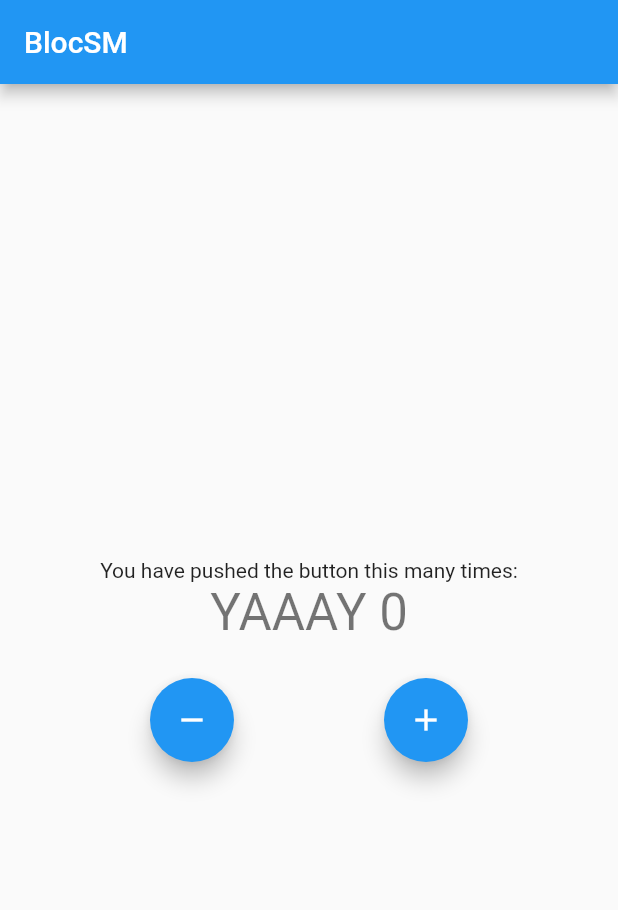
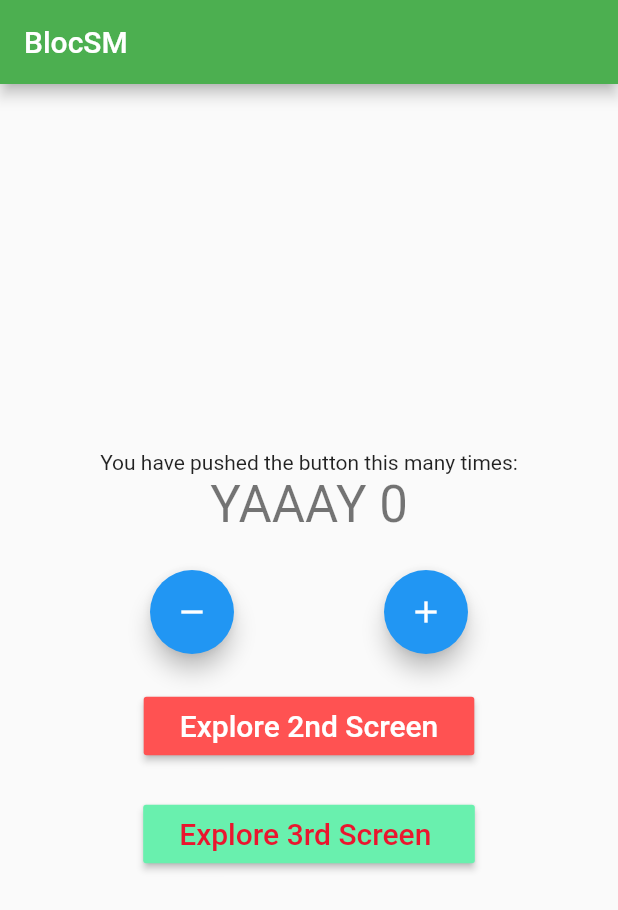
Before and after one commit to skyGwork/bloc_learning, a Flutter app: the screen it shows after launch, on a phone screen of 412 x 824 dp. Shown: the top 910 px of the screen. Run offline on Flutter 3.47's test engine with Material 2 defaults, Android fonts, the phone set to English and light mode, and no system bars; our stand-ins replace flutter_bloc.

Commit message:
basic setups

```diff
--- a/lib/cubit/counter_cubit.dart
+++ b/lib/bloc/cubit/counter_cubit.dart
@@ -1,5 +1,5 @@
-import 'package:bloc_learning/cubit/counter_state.dart';
 
+import 'package:bloc_learning/bloc/cubit/counter_state.dart';
 import 'package:flutter_bloc/flutter_bloc.dart';
 
 class CounterCubit extends Cubit<CounterState> {
--- a/lib/main.dart
+++ b/lib/main.dart
@@ -1,9 +1,8 @@
-import 'package:bloc_learning/cubit/counter_state.dart';
-import 'package:bloc_learning/widgets/counter_text.dart';
+import 'package:bloc_learning/bloc/cubit/counter_cubit.dart';
+import 'package:bloc_learning/bloc/cubit/counter_state.dart';
+import 'package:bloc_learning/presentation/screens/home_screen.dart';
 import 'package:flutter/material.dart';
 import 'package:flutter_bloc/flutter_bloc.dart';
-
-import 'package:bloc_learning/cubit/counter_cubit.dart';
 
 void main() {
   runApp(const MyApp());
@@ -14,111 +13,17 @@ class MyApp extends StatelessWidget {
 
   @override
   Widget build(BuildContext context) {
-    return BlocProvider(
-      create: (context) => CounterCubit(),
-      child: MaterialApp(
-        debugShowCheckedModeBanner: false,
-        title: 'blocSM-learning',
-        theme: ThemeData(
-          primarySwatch: Colors.blue,
-        ),
-        home: const MyHomePage(title: 'BlocSM'),
+    return MaterialApp(
+      debugShowCheckedModeBanner: false,
+      title: 'blocSM-learning',
+      theme: ThemeData(
+        primarySwatch: Colors.blue,
       ),
-    );
-  }
-}
-
-class MyHomePage extends StatefulWidget {
-  final String title;
-  const MyHomePage({
-    Key? key,
-    required this.title,
-  }) : super(key: key);
-
-  @override
-  _MyHomePageState createState() => _MyHomePageState();
-}
-
-class _MyHomePageState extends State<MyHomePage> {
-  @override
-  Widget build(BuildContext context) {
-    return Scaffold(
-      appBar: AppBar(
-        title: Text(widget.title),
-      ),
-      body: Center(
-        child: Column(
-          mainAxisAlignment: MainAxisAlignment.center,
-          children: <Widget>[
-            const Text(
-              'You have pushed the button this many times:',
-            ),
-            BlocConsumer<CounterCubit, CounterState>(
-              listener: (context, state) {
-                if (state.wasIncremented == true) {
-                  // ignore: deprecated_member_use
-                  Scaffold.of(context).showSnackBar(
-                    const SnackBar(
-                      content: Text('Incremented!'),
-                      duration: Duration(milliseconds: 300),
-                    ),
-                  );
-                } else if (state.wasIncremented == false) {
-                  // ignore: deprecated_member_use
-                  Scaffold.of(context).showSnackBar(
-                    const SnackBar(
-                      content: Text('Decremented!'),
-                      duration: Duration(milliseconds: 300),
-                    ),
-                  );
-                }
-              },
-              builder: (context, state) {
-                if (state.counterValue < 0) {
-                  return Text(
-                    'BRR, NEGATIVE ${state.counterValue}',
-                    style: Theme.of(context).textTheme.headline4,
-                  );
-                } else if (state.counterValue % 2 == 0) {
-                  return Text(
-                    'YAAAY ${state.counterValue}',
-                    style: Theme.of(context).textTheme.headline4,
-                  );
-                } else if (state.counterValue == 5) {
-                  return Text(
-                    'HMM, NUMBER 5',
-                    style: Theme.of(context).textTheme.headline4,
-                  );
-                } else {
-                  return Text(
-                    state.counterValue.toString(),
-                    style: Theme.of(context).textTheme.headline4,
-                  );
-                }
-              },
-            ),
-            const SizedBox(height: 24),
-            Row(
-              mainAxisAlignment: MainAxisAlignment.spaceEvenly,
-              children: [
-                FloatingActionButton(
-                  onPressed: () {
-                    BlocProvider.of<CounterCubit>(context).decrement();
-                  },
-                  tooltip: 'Decrement',
-                  child: const Icon(Icons.remove),
-                ),
-                FloatingActionButton(
-                  heroTag: Text('${widget.title} #2'),
-                  onPressed: () {
-                    BlocProvider.of<CounterCubit>(context).increment();
-                  },
-                  tooltip: 'Increment',
-                  child: const Icon(Icons.add),
-                ),
-              ],
-            ),
-          ],
+      home: BlocProvider<CounterCubit>(
+        create: (context) => CounterCubit(),
+        child: const HomeScreen(
+          title: 'BlocSM',
+          color: Colors.green,
         ),
       ),
     );
--- /dev/null
+++ b/lib/presentation/screens/home_screen.dart
@@ -0,0 +1,147 @@
+// ignore_for_file: deprecated_member_use
+
+import 'package:bloc_learning/bloc/cubit/counter_cubit.dart';
+import 'package:bloc_learning/bloc/cubit/counter_state.dart';
+import 'package:flutter/material.dart';
+import 'package:flutter_bloc/flutter_bloc.dart';
+
+class HomeScreen extends StatefulWidget {
+  final String title;
+  final Color color;
+  const HomeScreen({
+    Key? key,
+    required this.title,
+    required this.color,
+  }) : super(key: key);
+
+  @override
+  // ignore: library_private_types_in_public_api
+  _HomeScreenState createState() => _HomeScreenState();
+}
+
+class _HomeScreenState extends State<HomeScreen> {
+  GlobalKey<ScaffoldState> homeScreenKey = GlobalKey<ScaffoldState>();
+  @override
+  Widget build(BuildContext context) {
+    return Scaffold(
+      key: homeScreenKey,
+      appBar: AppBar(
+        backgroundColor: widget.color,
+        title: Text(widget.title),
+      ),
+      body: Center(
+        child: Column(
+          mainAxisAlignment: MainAxisAlignment.center,
+          children: <Widget>[
+            const Text(
+              'You have pushed the button this many times:',
+            ),
+            BlocConsumer<CounterCubit, CounterState>(
+              listener: (context, state) {
+                if (state.wasIncremented == true) {
+                  homeScreenKey.currentState?.showSnackBar(
+                    const SnackBar(
+                      content: Text('Incremented!'),
+                      duration: Duration(milliseconds: 300),
+                    ),
+                  );
+                } else if (state.wasIncremented == false) {
+                  homeScreenKey.currentState?.showSnackBar(
+                    const SnackBar(
+                      content: Text('Decremented!'),
+                      duration: Duration(milliseconds: 300),
+                    ),
+                  );
+                }
+              },
+              builder: (context, state) {
+                if (state.counterValue < 0) {
+                  return Text(
+                    'BRR, NEGATIVE ${state.counterValue}',
+                    style: Theme.of(context).textTheme.headline4,
+                  );
+                } else if (state.counterValue % 2 == 0) {
+                  return Text(
+                    'YAAAY ${state.counterValue}',
+                    style: Theme.of(context).textTheme.headline4,
+                  );
+                } else if (state.counterValue == 5) {
+                  return Text(
+                    'HMM, NUMBER 5',
+                    style: Theme.of(context).textTheme.headline4,
+                  );
+                } else {
+                  return Text(
+                    state.counterValue.toString(),
+                    style: Theme.of(context).textTheme.headline4,
+                  );
+                }
+              },
+            ),
+            const SizedBox(height: 24),
+            Row(
+              mainAxisAlignment: MainAxisAlignment.spaceEvenly,
+              children: [
+                FloatingActionButton(
+                  heroTag: Text(widget.title),
+                  onPressed: () {
+                    BlocProvider.of<CounterCubit>(context).decrement();
+                  },
+                  tooltip: 'Decrement',
+                  child: const Icon(Icons.remove),
+                ),
+                FloatingActionButton(
+                  heroTag: Text('${widget.title} 2nd'),
+                  onPressed: () {
+                    BlocProvider.of<CounterCubit>(context).increment();
+                  },
+                  tooltip: 'Increment',
+                  child: const Icon(Icons.add),
+                ),
+              ],
+            ),
+            const SizedBox(height: 24),
+            MaterialButton(
+              color: Colors.redAccent,
+              child: const Padding(
+                padding: EdgeInsets.all(8.0),
+                child: Text(
+                  'Explore 2nd Screen',
+                  style: TextStyle(
+                    color: Colors.white,
+                    fontSize: 20,
+                  ),
+                ),
+              ),
+              onPressed: () {
+                Navigator.of(context).pushNamed(
+                  '/second',
+                  arguments: homeScreenKey,
+                );
+              },
+            ),
+            const SizedBox(height: 24),
+            MaterialButton(
+              color: Colors.greenAccent,
+              child: const Padding(
+                padding: EdgeInsets.all(8.0),
+                child: Text(
+                  'Explore 3rd Screen ',
+                  style: TextStyle(
+                    color: Color.fromRGBO(234, 22, 46, 1),
+                    fontSize: 20,
+                  ),
+                ),
+              ),
+              onPressed: () {
+                Navigator.of(context).pushNamed(
+                  '/third',
+                );
+              },
+            ),
+          ],
+        ),
+      ),
+    );
+  }
+}
```
Also changed, not shown: lib/presentation/router/app_router.dart (added, +38 -0 lines), lib/presentation/screens/second_screen.dart (added, +128 -0 lines), lib/presentation/screens/third_screen.dart (added, +129 -0 lines), lib/bloc/cubit/counter_state.dart (renamed from lib/cubit/counter_state.dart), 1 other file.
